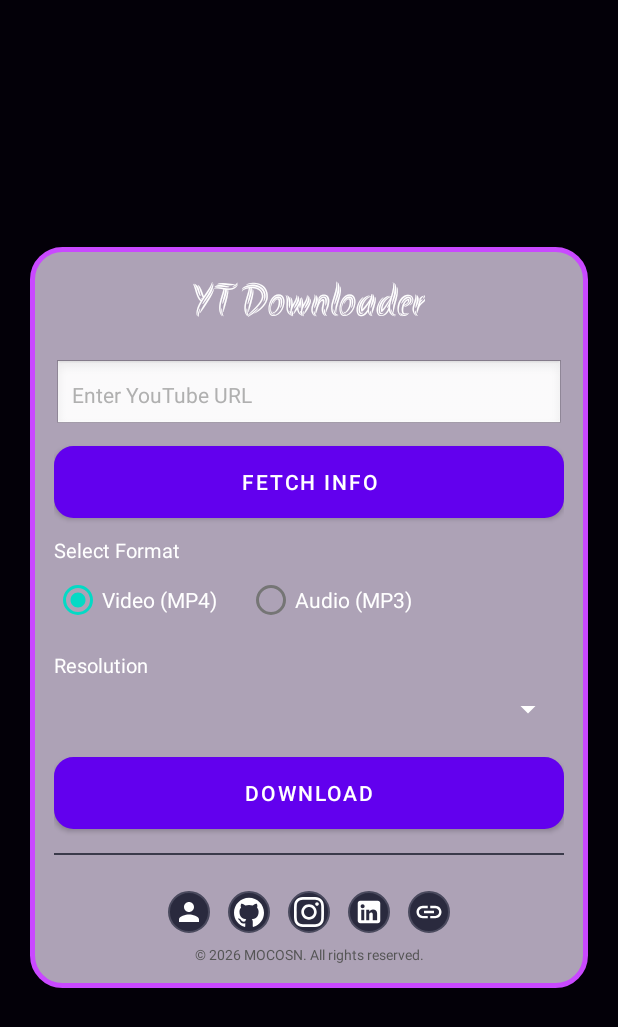
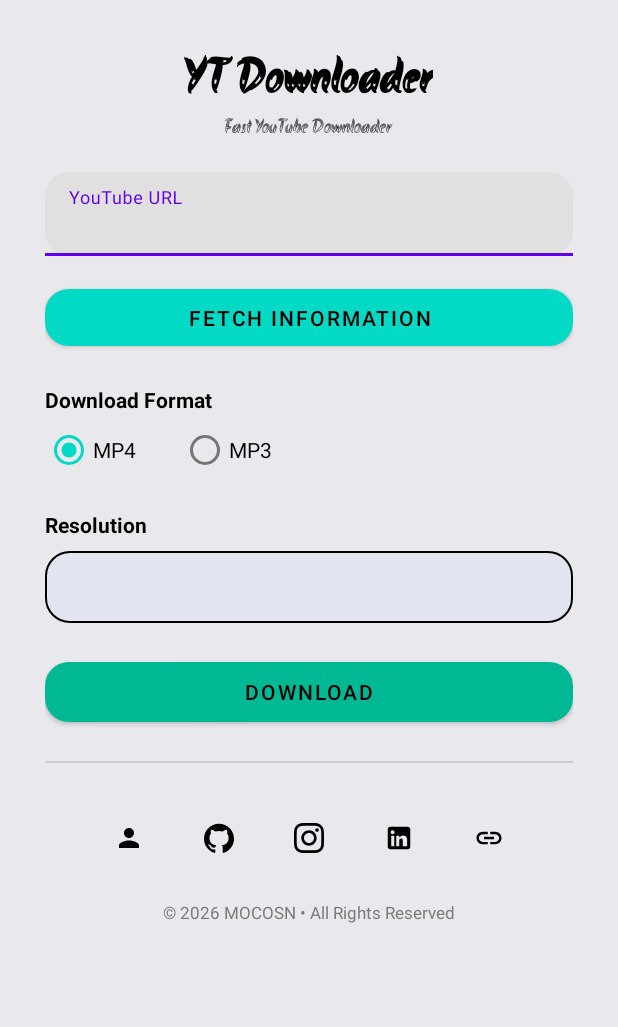
Before and after one commit to MOCO-SN/YT-DOWNLOADER, an Android app: the screen it shows after launch (MainActivity), on a phone screen of 412 x 824 dp. Shown: the top 1027 px of the screen. Run offline under Robolectric (Android 15) with nearby library versions, the phone set to English and light mode, and no system bars; libraries missing offline, so code that uses them is left out: com.chaquo.python; pictures from the network do not load; 4 statements that could not run were skipped.

Commit message:
ui improved

```diff
--- a/app/build.gradle
+++ b/app/build.gradle
@@ -16,7 +16,7 @@ android {
         minSdk 28
         targetSdk 36
         versionCode 1
-        versionName "1.0"
+        versionName "2.0"
 
         // Python requires specific Application Binary Interfaces (ABIs)
         ndk {
@@ -50,7 +50,7 @@ android {
 
 chaquopy {
     defaultConfig {
-        buildPython "C:/Users/Sachin Patel/AppData/Local/Programs/Python/Python313/python.exe"
+        buildPython "C:/Users/mocosn/AppData/Local/Programs/Python/Python313/python.exe"
 
         version "3.13"
         pip {
--- a/app/src/main/java/msn/mocosn/cryo/MainActivity.java
+++ b/app/src/main/java/msn/mocosn/cryo/MainActivity.java
@@ -8,6 +8,7 @@ import android.os.Build;
 import android.os.Bundle;
 import android.os.Environment;
 import android.provider.Settings;
+import android.view.HapticFeedbackConstants;
 import android.view.View;
 import android.view.animation.Animation;
 import android.view.animation.AnimationUtils;
@@ -21,21 +22,27 @@ import com.bumptech.glide.Glide;
 import com.chaquo.python.PyObject;
 import com.chaquo.python.Python;
 import com.chaquo.python.android.AndroidPlatform;
+import com.google.android.material.button.MaterialButton;
+import com.google.android.material.card.MaterialCardView;
+import com.google.android.material.progressindicator.LinearProgressIndicator;
+import com.google.android.material.snackbar.Snackbar;
+import com.google.android.material.textfield.TextInputEditText;
 
 import java.util.Map;
 
 public class MainActivity extends AppCompatActivity {
 
-    LinearLayout panel, previewLayout, progressLayout;
-    EditText urlInput;
-    Button fetchInfoBtn, downloadBtn;
+    MaterialCardView panel, previewLayout;
+    LinearLayout progressLayout;
     Spinner resSpinner;
     ImageView videoThumbnail;
     TextView videoTitle, progressStatus;
-    ProgressBar downloadProgressBar;
+    private MaterialButton fetchInfoBtn, downloadBtn;
+    private TextInputEditText urlInput;
+    LinearProgressIndicator downloadProgressBar;
     RadioGroup formatGroup;
     PyObject pyModule;
-    ImageView profile, github, linkedin, instagram, website;
+    MaterialButton profile, github, linkedin, instagram, website;
 
     private static final int STORAGE_PERMISSION_CODE = 101;
 
@@ -106,7 +113,6 @@ public class MainActivity extends AppCompatActivity {
         Python py = Python.getInstance();
         pyModule = py.getModule("app");
 
-        panel = findViewById(R.id.mainPanel);
         urlInput = findViewById(R.id.urlInput);
         fetchInfoBtn = findViewById(R.id.fetchResBtn);
         downloadBtn = findViewById(R.id.downloadBtn);
@@ -120,19 +126,21 @@ public class MainActivity extends AppCompatActivity {
         downloadProgressBar = findViewById(R.id.downloadProgressBar);
         progressStatus = findViewById(R.id.progressStatus);
 
-        Animation pulse = AnimationUtils.loadAnimation(this, R.anim.pulse);
-        panel.startAnimation(pulse);
+        fetchInfoBtn.setOnClickListener(v -> {
+            String url = "";
 
-        fetchInfoBtn.setOnClickListener(v -> {
-            String url = urlInput.getText().toString();
+            if (urlInput.getText() != null) {
+                url = urlInput.getText().toString().trim();
+            }
             if (url.isEmpty()) {
                 Toast.makeText(this, "Please enter a URL", Toast.LENGTH_SHORT).show();
                 return;
             }
 
+            String finalUrl = url;
             new Thread(() -> {
                 try {
-                    PyObject infoObj = pyModule.callAttr("get_video_info", url);
+                    PyObject infoObj = pyModule.callAttr("get_video_info", finalUrl);
                     Map<PyObject, PyObject> info = infoObj.asMap();
 
                     if (info.containsKey(py.getBuiltins().get("str").call("error"))) {
@@ -147,8 +155,18 @@ public class MainActivity extends AppCompatActivity {
 
                     runOnUiThread(() -> {
                         videoTitle.setText(title);
-                        Glide.with(this).load(thumbnailUrl).into(videoThumbnail);
+                        Glide.with(this)
+                                .load(thumbnailUrl)
+                                .centerCrop()
+                                .into(videoThumbnail);
+                        previewLayout.setAlpha(0f);
                         previewLayout.setVisibility(View.VISIBLE);
+
+                        previewLayout.animate()
+                                .alpha(1f)
+                                .translationY(0)
+                                .setDuration(350)
+                                .start();
 
                         ArrayAdapter<String> adapter = new ArrayAdapter<>(
                                 this,
@@ -229,13 +247,19 @@ public class MainActivity extends AppCompatActivity {
             downloadProgressBar.setProgress(0);
             progressStatus.setText("0%");
             downloadBtn.setEnabled(false);
+            downloadBtn.setText("Downloading...");
+            downloadBtn.performHapticFeedback(HapticFeedbackConstants.CONFIRM);
+            urlInput.setEnabled(false);
+            fetchInfoBtn.setEnabled(false);
+            formatGroup.setEnabled(false);
+            resSpinner.setEnabled(false);
         });
 
         new Thread(() -> {
             try {
                 // Create callback object for Python to update
                 DownloadCallback callback = progress -> runOnUiThread(() -> {
-                    downloadProgressBar.setProgress(progress);
+                    downloadProgressBar.setProgressCompat(progress, true);
                     progressStatus.setText(progress + "%");
                 });
 
@@ -243,15 +267,25 @@ public class MainActivity extends AppCompatActivity {
                 String message = result.toString();
 
                 runOnUiThread(() -> {
-                    Toast.makeText(this, message, Toast.LENGTH_LONG).show();
+                    Snackbar.make(panel, message, Snackbar.LENGTH_LONG).show();
                     progressLayout.setVisibility(View.GONE);
                     downloadBtn.setEnabled(true);
+                    downloadBtn.setText("Download");
+                    urlInput.setEnabled(true);
+                    fetchInfoBtn.setEnabled(true);
+                    formatGroup.setEnabled(true);
+                    resSpinner.setEnabled(true);
                 });
             } catch (Exception e) {
                 runOnUiThread(() -> {
                     Toast.makeText(this, "Download Error: " + e.getMessage(), Toast.LENGTH_LONG).show();
                     progressLayout.setVisibility(View.GONE);
                     downloadBtn.setEnabled(true);
+                    downloadBtn.setText("Download");
+                    urlInput.setEnabled(true);
+                    fetchInfoBtn.setEnabled(true);
+                    formatGroup.setEnabled(true);
+                    resSpinner.setEnabled(true);
                 });
             }
         }).start();
--- /dev/null
+++ b/app/src/main/res/drawable/material_spinner_bg.xml
@@ -0,0 +1,18 @@
+<?xml version="1.0" encoding="utf-8"?>
+<shape xmlns:android="http://schemas.android.com/apk/res/android">
+
+    <solid android:color="#E2E4EF"/>
+
+    <corners android:radius="16dp"/>
+
+    <stroke
+        android:width="1dp"
+        android:color="#000000"/>
+
+    <padding
+        android:left="12dp"
+        android:right="12dp"
+        android:top="8dp"
+        android:bottom="8dp"/>
+
+</shape>
--- a/app/src/main/res/layout/activity_main.xml
+++ b/app/src/main/res/layout/activity_main.xml
@@ -1,92 +1,122 @@
 <?xml version="1.0" encoding="utf-8"?>
-<RelativeLayout
-    xmlns:android="http://schemas.android.com/apk/res/android"
-    android:background="#030008"
+<androidx.core.widget.NestedScrollView xmlns:android="http://schemas.android.com/apk/res/android"
+    xmlns:app="http://schemas.android.com/apk/res-auto"
     android:layout_width="match_parent"
-    android:layout_height="match_parent">
+    android:layout_height="match_parent"
+    android:background="#E4E6E6EB"
+    android:fillViewport="true">
 
     <LinearLayout
-        android:id="@+id/mainPanel"
         android:layout_width="match_parent"
         android:layout_height="wrap_content"
-        android:layout_margin="20dp"
-        android:layout_centerInParent="true"
-        android:background="@drawable/panel_bg"
         android:orientation="vertical"
-        android:padding="16dp">
+        android:padding="10dp">
 
-        <!-- Header -->
+            <LinearLayout
+                android:layout_width="match_parent"
+                android:layout_height="wrap_content"
+                android:orientation="vertical"
+                android:padding="20dp">
+
+                <!-- Logo -->
                 <TextView
+                    android:layout_width="wrap_content"
                     android:layout_height="wrap_content"
-            android:layout_width="wrap_content"
                     android:text="@string/app_name"
                     android:layout_gravity="center"
-            android:textSize="30sp"
+                    android:textSize="32sp"
                     android:fontFamily="@font/akronim"
-            android:textColor="#FFFFFF"
-            android:layout_marginBottom="16dp"/>
+                    android:textStyle="bold"
+                    android:textColor="@color/black"/>
 
-        <!-- URL Input -->
-        <EditText
+                <TextView
+                    android:layout_width="wrap_content"
+                    android:layout_height="wrap_content"
+                    android:text="Fast YouTube Downloader"
+                    android:textColor="@color/black"
+                    android:textSize="13sp"
+                    android:fontFamily="@font/akronim"
+                    android:layout_gravity="center"
+                    android:layout_marginBottom="20dp"/>
+
+                <!-- URL -->
+                <com.google.android.material.textfield.TextInputLayout
+                    android:layout_width="match_parent"
+                    android:layout_height="wrap_content"
+                    android:hint="YouTube URL"
+                     app:boxBackgroundMode="filled"
+                    app:boxCornerRadiusTopStart="16dp"
+                    app:boxCornerRadiusTopEnd="16dp"
+                    app:boxCornerRadiusBottomStart="16dp"
+                    app:boxCornerRadiusBottomEnd="16dp"
+                >
+
+                    <com.google.android.material.textfield.TextInputEditText
                         android:id="@+id/urlInput"
                         android:layout_width="match_parent"
                         android:layout_height="wrap_content"
-            android:hint="Enter YouTube URL"
-            android:textColor="#00FF00"
-            android:textColorHint="#B0B0B0"
                         android:inputType="textUri"
-            android:textSize="14sp"
-            android:padding="12dp"
-            android:background="@android:drawable/edit_text"
-            android:autofillHints="none"/>
+                        android:textColorHighlight="@color/white"
+                        android:textColor="@color/black"
+                        android:textColorHint="#F4F4F4"/>
 
-        <!-- Fetch Button -->
-        <Button
+                </com.google.android.material.textfield.TextInputLayout>
+
+                <!-- Fetch -->
+                <com.google.android.material.button.MaterialButton
                     android:id="@+id/fetchResBtn"
                     android:layout_width="match_parent"
-            android:layout_height="wrap_content"
-            android:text="Fetch Info"
-            android:layout_marginTop="10dp"
-            android:background="@drawable/menu_btn"
-            android:textColor="#FFFFFF"/>
+                    android:layout_height="50dp"
+                    android:text="Fetch Information"
+                    android:layout_marginTop="16dp"
+                    app:cornerRadius="16dp"
+                    app:backgroundTint="@color/teal_200"
+                    android:textColor="@color/black"
+                    app:iconGravity="textStart"/>
 
-        <!-- PREVIEW SECTION -->
-        <LinearLayout
+                <!-- Preview -->
+                <com.google.android.material.card.MaterialCardView
                     android:id="@+id/previewLayout"
                     android:layout_width="match_parent"
                     android:layout_height="wrap_content"
-            android:orientation="vertical"
                     android:visibility="gone"
-            android:layout_marginTop="12dp"
-            android:padding="8dp">
+                    android:layout_marginTop="18dp"
+                    app:cardCornerRadius="15dp"
+                    app:cardBackgroundColor="#D9D6D6">
+
+                    <LinearLayout
+                        android:layout_width="match_parent"
+                        android:layout_height="wrap_content"
+                        android:orientation="vertical">
 
                         <ImageView
                             android:id="@+id/videoThumbnail"
                             android:layout_width="match_parent"
-                android:layout_height="120dp"
-                android:scaleType="centerCrop"
-                android:background="#2A2A2A"/>
+                            android:layout_height="180dp"
+                            android:scaleType="centerCrop"/>
 
                         <TextView
                             android:id="@+id/videoTitle"
                             android:layout_width="match_parent"
                             android:layout_height="wrap_content"
-                android:textColor="#FFFFFF"
-                android:textSize="13sp"
+                            android:textColor="@color/black"
+                            android:textSize="15sp"
                             android:maxLines="2"
-                android:ellipsize="end"
-                android:layout_marginTop="8dp"
-                android:text="Video Title"/>
+                            android:padding="14dp"/>
+
                     </LinearLayout>
 
-        <!-- Format Selection -->
+                </com.google.android.material.card.MaterialCardView>
+
+                <!-- Format -->
+
                 <TextView
-            android:layout_width="match_parent"
+                    android:layout_width="wrap_content"
                     android:layout_height="wrap_content"
-            android:text="Select Format"
-            android:textColor="#FFFFFF"
-            android:textSize="13sp"
-            android:layout_marginTop="12dp"/>
+                    android:text="Download Format"
+                    android:textColor="@color/black"
+                    android:textStyle="bold"
+                    android:layout_marginTop="20dp"/>
 
                 <RadioGroup
                     android:id="@+id/formatGroup"
@@ -94,161 +124,153 @@
                     android:layout_height="wrap_content"
                     android:orientation="horizontal">
 
-            <RadioButton
+                    <com.google.android.material.radiobutton.MaterialRadioButton
                         android:id="@+id/radioMp4"
                         android:layout_width="wrap_content"
                         android:layout_height="wrap_content"
-                android:text="Video (MP4)"
-                android:textColor="#FFFFFF"
+                        android:text="MP4"
+                        android:textColor="@color/black"
                         android:checked="true"/>
 
-            <RadioButton
+                    <com.google.android.material.radiobutton.MaterialRadioButton
                         android:id="@+id/radioMp3"
                         android:layout_width="wrap_content"
                         android:layout_height="wrap_content"
-                android:text="Audio (MP3)"
-                android:textColor="#FFFFFF"
-                android:layout_marginStart="20dp"/>
+                        android:text="MP3"
+                        android:textColor="@color/black"
+                        android:layout_marginStart="30dp"/>
+
                 </RadioGroup>
 
-        <!-- Resolution -->
+                <!-- Spinner -->
+
                 <TextView
-            android:layout_width="match_parent"
+                    android:id="@+id/resLabel"
+                    android:layout_width="wrap_content"
                     android:layout_height="wrap_content"
-            android:id="@+id/resLabel"
                     android:text="Resolution"
-            android:textColor="#FFFFFF"
-            android:textSize="13sp"
-            android:layout_marginTop="10dp"/>
+                    android:textColor="@color/black"
+                    android:textStyle="bold"
+                    android:layout_marginTop="16dp"/>
 
                 <Spinner
                     android:id="@+id/spinner"
                     android:layout_width="match_parent"
-            android:layout_height="40dp"
-            android:backgroundTint="#FFFFFF"/>
+                    android:layout_height="48dp"
+                    android:layout_marginTop="8dp"
+                    android:outlineAmbientShadowColor="@color/white"
+                    android:background="@drawable/material_spinner_bg"/>
 
-        <!-- Download Button -->
-        <Button
+                <!-- Download -->
+
+                <com.google.android.material.button.MaterialButton
                     android:id="@+id/downloadBtn"
                     android:layout_width="match_parent"
-            android:layout_height="wrap_content"
+                    android:layout_height="52dp"
                     android:text="Download"
-            android:layout_marginTop="12dp"
-            android:background="@drawable/menu_btn"
-            android:textColor="#FFFFFF"/>
+                    android:textColor="@color/black"
+                    android:layout_marginTop="20dp"
+                    app:cornerRadius="16dp"
+                    app:backgroundTint="#00B894"
+                  />
 
-        <!-- PROGRESS SECTION -->
+                <!-- Progress -->
+
                 <LinearLayout
                     android:id="@+id/progressLayout"
                     android:layout_width="match_parent"
                     android:layout_height="wrap_content"
+                    android:visibility="gone"
                     android:orientation="vertical"
-            android:visibility="gone"
-            android:layout_marginTop="12dp">
+                    android:layout_marginTop="20dp">
 
                     <TextView
                         android:id="@+id/progressStatus"
                         android:layout_width="wrap_content"
                         android:layout_height="wrap_content"
                         android:text="0%"
-                android:textColor="#C44CFF"
-                android:textSize="11sp"/>
+                        android:textColor="#8B5CF6"/>
 
-            <ProgressBar
+                    <com.google.android.material.progressindicator.LinearProgressIndicator
                         android:id="@+id/downloadProgressBar"
-                style="?android:attr/progressBarStyleHorizontal"
                         android:layout_width="match_parent"
                         android:layout_height="wrap_content"
-                android:max="100"
-                android:progress="0"/>
+                        android:layout_marginTop="8dp"
+                        android:max="100"/>
+
                 </LinearLayout>
 
-        <!-- DIVIDER LINE -->
-        <View
-            android:layout_width="match_parent"
-            android:layout_height="1dp"
-            android:background="#3A3A4A"
-            android:layout_marginTop="16dp"
-            android:layout_marginBottom="12dp"/>
-
-        <!-- FOOTER SECTION -->
-        <LinearLayout
-            android:id="@+id/footerLayout"
+                <com.google.android.material.divider.MaterialDivider
                     android:layout_width="match_parent"
                     android:layout_height="wrap_content"
-            android:orientation="vertical"
-            android:layout_marginTop="4dp">
-            <!-- Social Icons Row -->
+                    android:layout_marginVertical="20dp"/>
+
+                <!-- Social -->
+
                 <LinearLayout
                     android:layout_width="match_parent"
                     android:layout_height="wrap_content"
-                android:orientation="horizontal"
                     android:gravity="center"
-                android:layout_marginTop="8dp">
-                <ImageView
-                    android:layout_width="28dp"
+                    android:orientation="horizontal">
+
+                    <com.google.android.material.button.MaterialButton
                         android:id="@+id/profile"
-                    android:layout_height="28dp"
-                    android:src="@drawable/ic_developer"
-                    android:padding="4dp"
-                    android:background="@drawable/social_icon_bg"
-                    android:layout_marginEnd="12dp"
-                    android:clickable="true"
-                    android:focusable="true"/>
-                <ImageView
-                    android:layout_width="28dp"
-                    android:layout_height="28dp"
-                    android:src="@drawable/ic_github"
+                        style="@style/Widget.Material3.Button.IconButton"
+                        android:layout_width="48dp"
+                        android:layout_height="48dp"
+                        android:layout_margin="6dp"
+                        app:iconTint="@color/black"
+                        app:icon="@drawable/ic_developer"/>
+
+                    <com.google.android.material.button.MaterialButton
                         android:id="@+id/github"
-                    android:padding="4dp"
-                    android:background="@drawable/social_icon_bg"
-                    android:layout_marginEnd="12dp"
-                    android:clickable="true"
-                    android:focusable="true"/>
+                        style="@style/Widget.Material3.Button.IconButton"
+                        android:layout_width="48dp"
+                        android:layout_height="48dp"
+                        app:iconTint="@color/black"
+                        android:layout_margin="6dp"
+                        app:icon="@drawable/ic_github"/>
 
-                <ImageView
-                    android:layout_width="28dp"
-                    android:layout_height="28dp"
-                    android:src="@drawable/ic_instagram"
-                    android:padding="4dp"
+                    <com.google.android.material.button.MaterialButton
                         android:id="@+id/instagram"
-                    android:background="@drawable/social_icon_bg"
-                    android:layout_marginEnd="12dp"
-                    android:clickable="true"
-                    android:focusable="true"/>
+                        style="@style/Widget.Material3.Button.IconButton"
+                        android:layout_width="48dp"
+                        android:layout_height="48dp"
+                        android:layout_margin="6dp"
+                        app:iconTint="@color/black"
+                        app:icon="@drawable/ic_instagram"/>
 
-                <ImageView
-                    android:layout_width="28dp"
-                    android:layout_height="28dp"
-                    android:src="@drawable/ic_linkedin"
-                    android:padding="4dp"
-                    android:background="@drawable/social_icon_bg"
-                    android:layout_marginEnd="12dp"
-                    android:clickable="true"
+                    <com.google.android.material.button.MaterialButton
                         android:id="@+id/linkedin"
-                    android:focusable="true"/>
+                        style="@style/Widget.Material3.Button.IconButton"
+                        android:layout_width="48dp"
+                        android:layout_height="48dp"
+                        android:layout_margin="6dp"
+                        app:iconTint="@color/black"
+                        app:icon="@drawable/ic_linkedin"/>
 
-                <ImageView
-                    android:layout_width="28dp"
-                    android:layout_height="match_parent"
-                    android:background="@drawable/social_icon_bg"
-                    android:clickable="true"
-                    android:focusable="true"
+                    <com.google.android.material.button.MaterialButton
                         android:id="@+id/software"
-                    android:padding="4dp"
-                    android:src="@drawable/ic_link" />
+                        style="@style/Widget.Material3.Button.IconButton"
+                        android:layout_width="48dp"
+                        android:layout_height="48dp"
+                        app:iconTint="@color/black"
+                        android:layout_margin="6dp"
+                        app:icon="@drawable/ic_link"/>
+
                 </LinearLayout>
 
-            <!-- Copyright -->
                 <TextView
                     android:layout_width="match_parent"
                     android:layout_height="wrap_content"
-                android:text="© 2026 MOCOSN. All rights reserved."
-                android:textColor="#555555"
-                android:textSize="9sp"
                     android:gravity="center"
-                android:layout_marginTop="8dp"/>
+                    android:text="© 2026 MOCOSN • All Rights Reserved"
+                    android:textColor="#7A7A7A"
+                    android:textSize="11sp"
+                    android:layout_marginTop="12dp"/>
+
             </LinearLayout>
 
     </LinearLayout>
-</RelativeLayout>
+
+</androidx.core.widget.NestedScrollView>
```
Also changed, not shown: 7 other files. Lines whose indentation alone changed are shown as unchanged.
